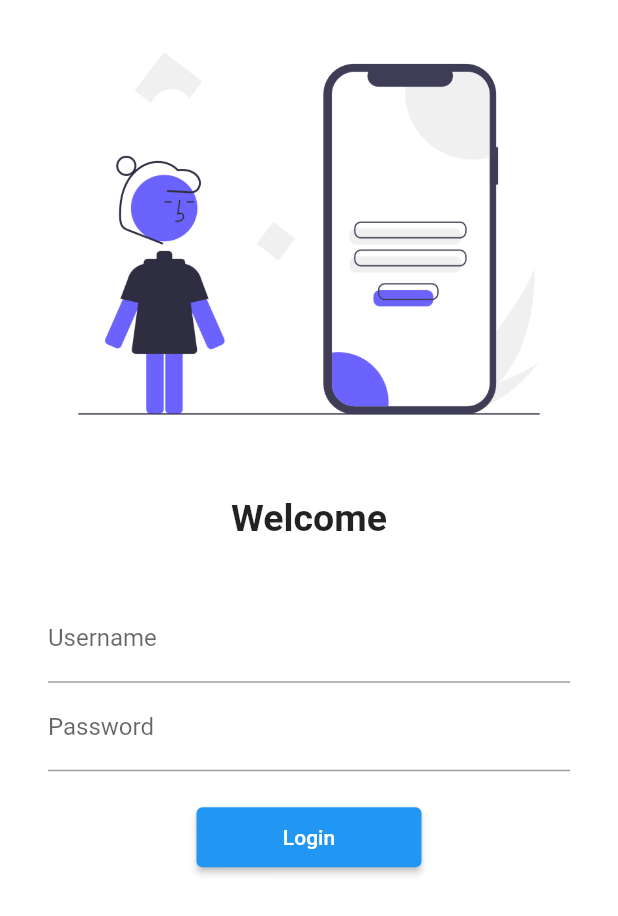
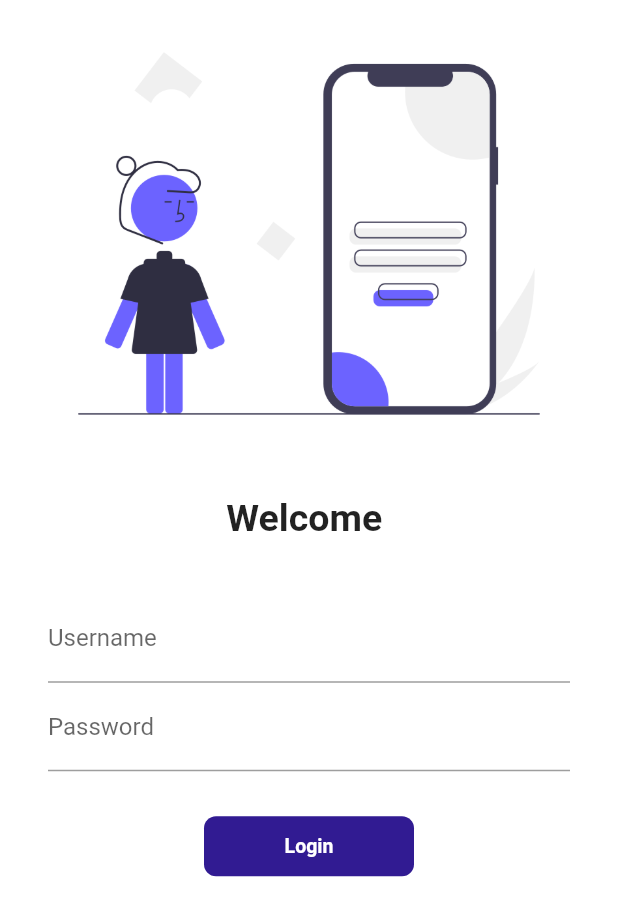
Before and after one commit to SahilRathod17/FirstFlutterApp, a Flutter app: the screen it shows after launch, on a phone screen of 412 x 824 dp. Shown: the top 916 px of the screen. Run offline on Flutter 3.47's test engine with Material 2 defaults, Android fonts, the phone set to English and light mode, and no system bars.

Commit message:
Day5 completed

```diff
--- a/lib/pages/login_page.dart
+++ b/lib/pages/login_page.dart
@@ -1,10 +1,18 @@
 import 'package:flutter/material.dart';
 import 'package:untitled/utils/routes.dart';
 
-class login_page extends StatelessWidget {
+class login_page extends StatefulWidget {
   const login_page({Key? key}) : super(key: key);
 
   @override
+  State<login_page> createState() => _login_pageState();
+}
+
+class _login_pageState extends State<login_page> {
+  @override
+  String name = "";
+  bool ChangeButton = false;
+
   Widget build(BuildContext context) {
     return Material(
       color: Colors.white,
@@ -19,7 +27,7 @@ class login_page extends StatelessWidget {
               height: 20,
             ),
             Text(
-              "Welcome",
+              "Welcome $name",
               style: TextStyle(
                 fontSize: 25,
                 fontWeight: FontWeight.bold,
@@ -38,6 +46,10 @@ class login_page extends StatelessWidget {
                       hintText: "Enter your username",
                       labelText: "Username",
                     ),
+                    onChanged: (value) {
+                      name = value;
+                      setState(() {});
+                    },
                   ),
                   TextFormField(
                     obscureText: true,
@@ -47,15 +59,50 @@ class login_page extends StatelessWidget {
                     ),
                   ),
                   SizedBox(
-                    height: 20.0,
+                    height: 30.0,
                   ),
-                  ElevatedButton(
-                    onPressed: () {
+                  InkWell(
+                    onTap: () async {
+                      setState(() {
+                        ChangeButton = true;
+                      });
+                      await Future.delayed(Duration(seconds: 1));
                       Navigator.pushNamed(context, MyRoutes.homeroute);
                     },
-                    child: Text("Login"),
-                    style: TextButton.styleFrom(minimumSize: Size(150, 40)),
+                    child: AnimatedContainer(
+                      duration: Duration(seconds: 1),
+                      width: ChangeButton ? 40 : 140,
+                      height: 40,
+                      alignment: Alignment.center,
+                      child: ChangeButton
+                          ? Icon(
+                              Icons.done,
+                              color: Colors.white,
+                            )
+                          : Text(
+                              "Login",
+                              style: TextStyle(
+                                color: Colors.white,
+                                fontWeight: FontWeight.bold,
+                                fontSize: 13,
+                              ),
+                            ),
+                      decoration: BoxDecoration(
+                        color: Colors.deepPurple[900],
+                        // shape:
+                        //     ChangeButton ? BoxShape.circle : BoxShape.rectangle,
+                        borderRadius:
+                            BorderRadius.circular(ChangeButton ? 40 : 8),
+                      ),
+                    ),
                   ),
+                  // ElevatedButton(
+                  //   onPressed: () {
+                  //     Navigator.pushNamed(context, MyRoutes.homeroute);
+                  //   },
+                  //   child: Text("Login"),
+                  //   style: TextButton.styleFrom(minimumSize: Size(150, 40)),
+                  // ),
                 ],
               ),
             ),
```
